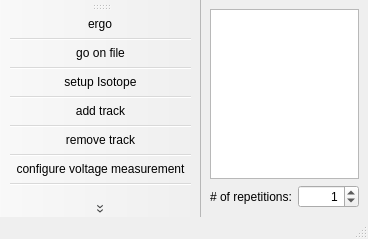
This is TildaHost/source/Interface/ScanControlUi/Ui_ScanControl.ui in lasersphere/Tilda as Qt 5 draws it before an edit. The edited form follows.
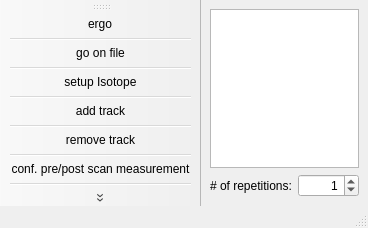
This is the edited form. Icons and pictures are not drawn.

Diff of the .ui file:
```diff
--- a/TildaHost/source/Interface/ScanControlUi/Ui_ScanControl.ui
+++ b/TildaHost/source/Interface/ScanControlUi/Ui_ScanControl.ui
@@ -7,7 +7,7 @@
     <x>0</x>
     <y>0</y>
     <width>341</width>
-    <height>239</height>
+    <height>228</height>
    </rect>
   </property>
   <property name="windowTitle">
@@ -77,8 +77,6 @@
    <addaction name="separator"/>
    <addaction name="action_remove_track"/>
    <addaction name="separator"/>
-   <addaction name="actionConfigure_voltage_measurement"/>
-   <addaction name="separator"/>
    <addaction name="actionConf_pre_post_scan_measurement"/>
    <addaction name="separator"/>
    <addaction name="actionSave_settings_to_database"/>
```
